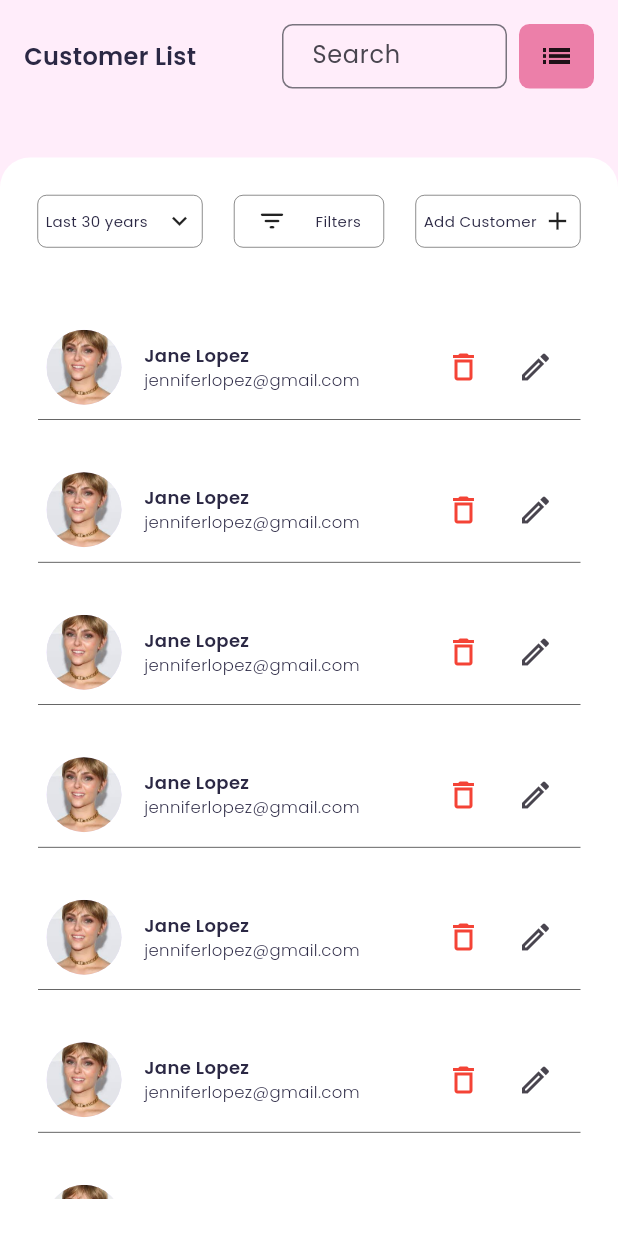
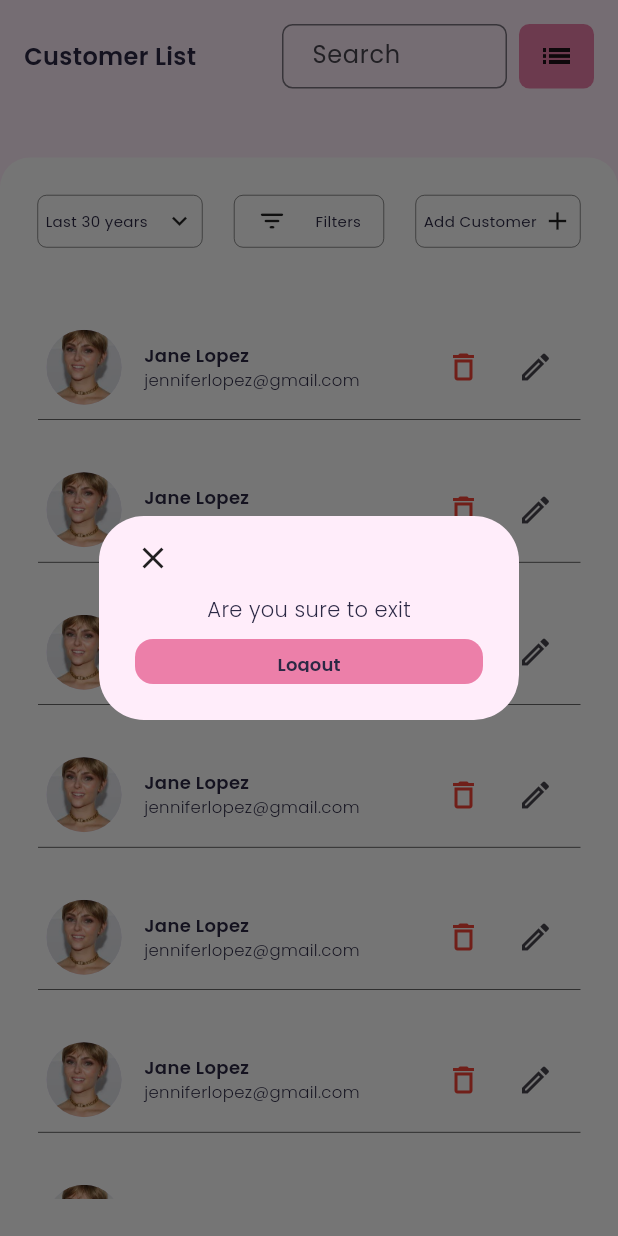
Before and after one commit to dwirzkid/flutter-crud, a Flutter app: the HomeView screen opened by its route, after a tap on the "list" icon, on a phone screen of 412 x 824 dp. Run offline on Flutter 3.47's test engine with Material 3 defaults, Android fonts, the phone set to English and light mode, and no system bars; our stand-ins replace google_fonts.

Commit message:
style: home_view

```diff
--- a/lib/view/home_view.dart
+++ b/lib/view/home_view.dart
@@ -32,8 +32,7 @@ class HomeView extends StatelessWidget {
                   ),
                   SizedBox(height: 12),
                   Row(
-                    crossAxisAlignment:
-                        CrossAxisAlignment.start,
+                    crossAxisAlignment: CrossAxisAlignment.start,
                     mainAxisAlignment: MainAxisAlignment.spaceBetween,
                     children: [
                       Column(
@@ -54,15 +53,16 @@ class HomeView extends StatelessWidget {
                           ),
                         ],
                       ),
-                      SizedBox(width: 10,),
+                      SizedBox(
+                        width: 10,
+                      ),
                       Column(
                         children: [
                           Container(
                             width: 70,
                             height: 30,
                             child: TextButton(
-                              onPressed: () {
-                              },
+                              onPressed: () {},
                               style: TextButton.styleFrom(
                                 backgroundColor: Color(0xffEC7FA9),
                                 shape: RoundedRectangleBorder(
@@ -80,7 +80,7 @@ class HomeView extends StatelessWidget {
                           ),
                           SizedBox(height: 7),
                           Container(
-                           width: 70,
+                            width: 70,
                             height: 30,
                             child: TextButton(
                               onPressed: () {
@@ -104,6 +104,75 @@ class HomeView extends StatelessWidget {
                         ],
                       ),
                     ],
+                  ),
+                ],
+              ),
+            ),
+          ),
+        ),
+      );
+    }
+
+    Future<void> showLogoutDialog() {
+      return showDialog(
+        context: context,
+        builder: (BuildContext) => Container(
+          width: MediaQuery.of(context).size.width - (2 * 30),
+          child: AlertDialog(
+            backgroundColor: Color(0xffFFEDFA),
+            shape: RoundedRectangleBorder(
+              borderRadius: BorderRadius.circular(30),
+            ),
+            content: SingleChildScrollView(
+              child: Column(
+                mainAxisSize: MainAxisSize.min,
+                children: [
+                  Align(
+                    alignment: Alignment.centerLeft,
+                    child: GestureDetector(
+                      onTap: () {
+                        Navigator.pop(context);
+                      },
+                      child: Icon(Icons.close),
+                    ),
+                  ),
+                  SizedBox(height: 12),
+                  Column(
+                    crossAxisAlignment: CrossAxisAlignment.start,
+                    children: [
+                      Text(
+                        'Are you sure to exit',
+                        style: blackTextStyle.copyWith(
+                          fontWeight: light,
+                        ),
+                      ),
+
+                    ],
+                  ),
+                  SizedBox(
+                    height: 10,
+                  ),
+                  Container(
+                    width: double.infinity,
+                    height: 30,
+                    child: TextButton(
+                      onPressed: () {
+                        Navigator.pushNamedAndRemoveUntil(context, '/', (route) => false);
+                      },
+                      style: TextButton.styleFrom(
+                        backgroundColor: Color(0xffEC7FA9),
+                        shape: RoundedRectangleBorder(
+                          borderRadius: BorderRadius.circular(12),
+                        ),
+                      ),
+                      child: Text(
+                        'Logout',
+                        style: blackTextStyle.copyWith(
+                          fontWeight: semiBold,
+                          fontSize: 12,
+                        ),
+                      ),
+                    ),
                   ),
                 ],
               ),
@@ -147,7 +216,9 @@ class HomeView extends StatelessWidget {
             ),
             const SizedBox(width: 8),
             GestureDetector(
-              onTap: () {},
+              onTap: () {
+                showLogoutDialog();
+              },
               child: Container(
                 width: 50,
                 height: 50,
```
